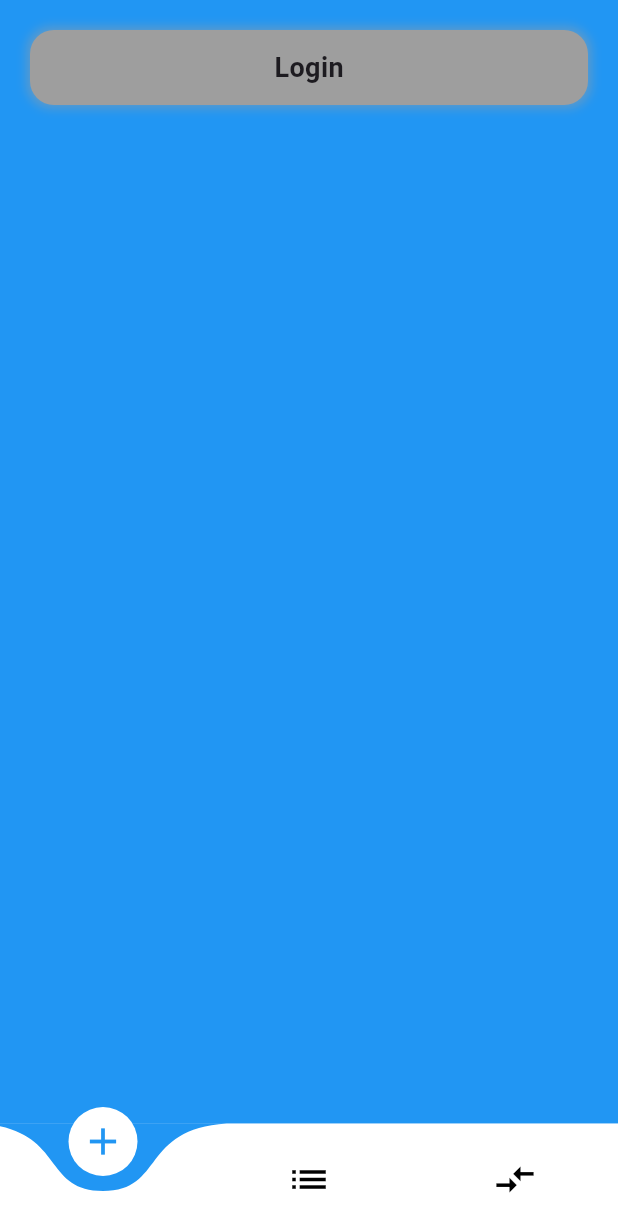
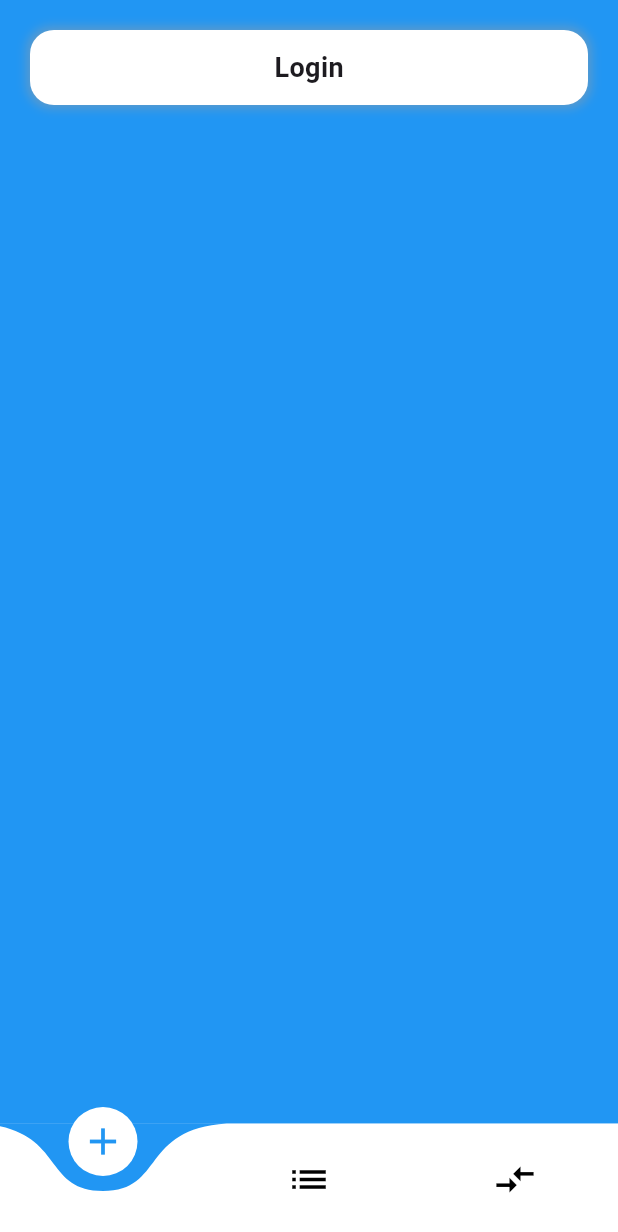
Before and after one commit to Aschmenzy/HackatonSkeleton, a Flutter app: the screen it shows after launch, on a phone screen of 412 x 824 dp. Shown: the top 1232 px of the screen. Run offline on Flutter 3.47's test engine with Material 3 defaults, Android fonts, the phone set to English and light mode, and no system bars; drawn by our look-alikes of curved_navigation_bar.

Commit message:
small changes

```diff
--- a/hackaton_skeleton/lib/BottomNavBar/BottomNavBar.dart
+++ b/hackaton_skeleton/lib/BottomNavBar/BottomNavBar.dart
@@ -1,3 +1,5 @@
+// ignore_for_file: file_names, prefer_const_constructors, prefer_final_fields, use_key_in_widget_constructors
+
 import 'package:curved_navigation_bar/curved_navigation_bar.dart';
 import 'package:flutter/material.dart';
 import 'package:hackaton_skeleton/pages/home_page.dart';
--- a/hackaton_skeleton/lib/main.dart
+++ b/hackaton_skeleton/lib/main.dart
@@ -1,6 +1,7 @@
+// ignore_for_file: prefer_const_constructors
+
 import 'package:flutter/material.dart';
 import 'package:hackaton_skeleton/BottomNavBar/BottomNavBar.dart';
-import 'package:hackaton_skeleton/pages/home_page.dart';
 
 void main() {
   runApp(const MyApp());
--- a/hackaton_skeleton/lib/pages/home_page.dart
+++ b/hackaton_skeleton/lib/pages/home_page.dart
@@ -15,7 +15,7 @@ class Home extends StatelessWidget {
           Navigator.pushNamed(context, '/login');
         },
         height: 50,
-        color: Colors.grey,
+        color: Colors.white,
       ),
     );
   }
--- a/hackaton_skeleton/lib/util/my_button.dart
+++ b/hackaton_skeleton/lib/util/my_button.dart
@@ -1,3 +1,5 @@
+// ignore_for_file: prefer_const_constructors
+
 import 'package:flutter/material.dart';
 
 class MyButton extends StatelessWidget {
--- a/hackaton_skeleton/lib/util/my_container.dart
+++ b/hackaton_skeleton/lib/util/my_container.dart
@@ -1,5 +1,4 @@
 // ignore_for_file: prefer_const_constructors
-
 import 'package:flutter/material.dart';
 
 class MyContainer extends StatelessWidget {
```
